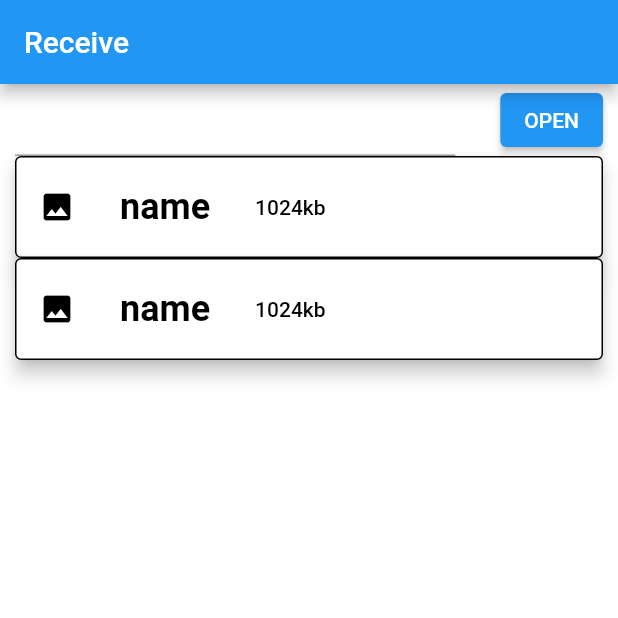
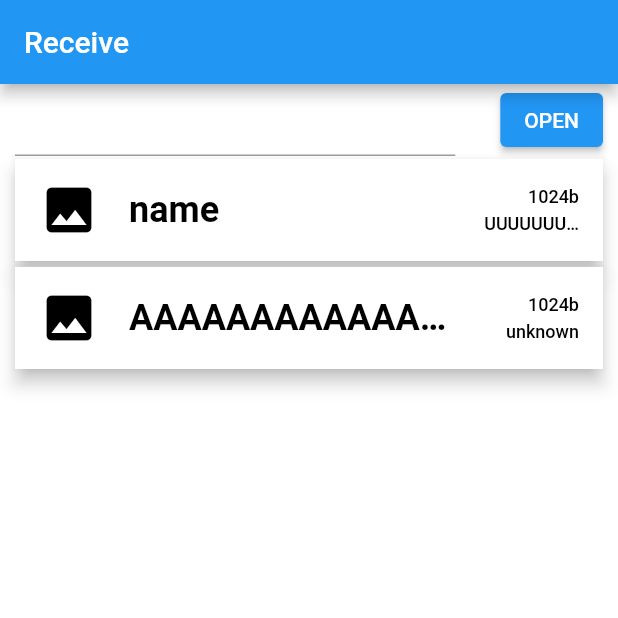
Before and after one commit to RikitoNoto/silkroad, a Flutter app: the screen it shows after launch, on a phone screen of 412 x 824 dp, the top half of it. Run offline on Flutter 3.47's test engine with Material 2 defaults, Android fonts, the phone set to English and light mode, and no system bars.

Commit message:
create list item class, and adjust text wrap

```diff
--- a/lib/receive/views/receive_list_item.dart
+++ b/lib/receive/views/receive_list_item.dart
@@ -1,60 +1,120 @@
 // 受信リストアイテム
 import 'package:flutter/material.dart';
 
+// 受信リストアイテムウィジェットクラス
 class ReceiveListItem extends StatelessWidget{
   const ReceiveListItem({
-    required this.icon_data,
+    required this.iconData,
     required this.name,
     required this.size,
+    required this.sender,
     super.key,
   });
 
-  final IconData icon_data;
-  final String name;
-  final String size;
+  final IconData iconData;    // アイコンデータ
+  final String name;          // ファイル名
+  final int size;             // ファイルサイズ
+  final String sender;        // 送信者名
+
+  static const double _iconSize = 40.0;                     // アイコンサイズ
+  static const double _sizeAndSenderWidth = 64.0;           // サイズ&送信者列 横幅
+  static const Color _itemBackgroundColor = Colors.white;   // アイテム背景色
+  static const Color _itemForegroundColor = Colors.black;   // アイテム内文字色
+
+  // テキストスタイル： ファイル名
+  static const TextStyle _fileNameTextStyle = TextStyle(
+    color: _itemForegroundColor,
+    fontSize: 24,
+    fontWeight: FontWeight.bold,
+  );
+
+  // テキストスタイル： 送信者
+  static const TextStyle _senderTextStyle = TextStyle(
+    color: _itemForegroundColor,
+    fontSize: 12,
+  );
+  // テキストスタイル： サイズ
+  static const TextStyle _sizeTextStyle = _senderTextStyle;
 
   @override
   Widget build(BuildContext context)
   {
-    return ElevatedButton(
+    return Padding(
+      padding: const EdgeInsets.symmetric(vertical: 2),
+      child: ElevatedButton(
         onPressed: ()=>{},
         style: ElevatedButton.styleFrom(
-          backgroundColor: Colors.white,
-          foregroundColor: Colors.black,
-          elevation: 5, //影の大きさ
-          side: BorderSide(
-            color: Colors.black,
+          backgroundColor: _itemBackgroundColor,
+          foregroundColor: _itemForegroundColor,
+          elevation: 5,
+          shape: const ContinuousRectangleBorder(),
+          // side: const BorderSide(
+          //   color: Colors.black,
+          // ),
+        ),
+        child: IntrinsicHeight(
+          child: Row(
+            mainAxisAlignment: MainAxisAlignment.spaceBetween,
+            children: [
+              Expanded(
+                child: Row(
+                  children: [
+                    // アイコン
+                    Icon(iconData,
+                      color: _itemForegroundColor,
+                      size: _iconSize,
+                    ),
+                    // ファイル名
+                    Flexible(
+                      child: Container(
+                        padding: const EdgeInsets.symmetric(horizontal: 20, vertical: 20),
+                        child: Text(
+                          name,
+                          maxLines: 1,
+                          overflow: TextOverflow.ellipsis,
+                          style: _fileNameTextStyle,
+                          textAlign: TextAlign.left,
                         ),
                       ),
-        child: Expanded(
-            child: IntrinsicHeight(
-              child: Row(
-                children: [
-                  FractionallySizedBox(
-                    heightFactor: 1.0,
-
-                    child: Icon(icon_data,
-//                      size: ,
+                    ),
+                  ],
                 ),
               ),
               SizedBox(
-                    width: 10,
-                  ),
-                  Padding(
-                    padding: const EdgeInsets.symmetric(horizontal: 20, vertical: 20),
-                    child: Text(
-                      name,
-                      style: const TextStyle(
-                        fontSize: 24,
-                        fontWeight: FontWeight.bold,
-                      ),
-                      textAlign: TextAlign.left,
+                width: _sizeAndSenderWidth,
+                child: Column(
+                  children: <Widget>[
+                    // ファイルサイズ
+                    Flexible(
+                      flex: 5,
+                      child: Container(
+                        padding: const EdgeInsets.only(bottom: 2),
+                        alignment: Alignment.bottomRight,
+                        child: Text(size.toString() + 'b',
+                          maxLines: 1,
+                          overflow: TextOverflow.ellipsis,
+                          textAlign: TextAlign.right,
+                          style: _sizeTextStyle,
                         ),
                       ),
-                  SizedBox(
-                    width: 10,
                     ),
-                  Text(size),
+                    // 送信者
+                    Flexible(
+                      flex: 5,
+                      child: Container(
+                        padding: const EdgeInsets.only(top: 2),
+                        alignment: Alignment.topRight,
+                        child: Text(sender,
+                          maxLines: 1,
+                          overflow: TextOverflow.ellipsis,
+                          textAlign: TextAlign.right,
+                          style: _senderTextStyle,
+                        ),
+                      ),
+                    ),
+                  ],
+                ),
+              ),
             ],
           ),
         )
--- a/lib/receive/views/receive_view.dart
+++ b/lib/receive/views/receive_view.dart
@@ -59,13 +59,12 @@ class _ReceivePageIdleState extends State<ReceivePage>{
             Flexible(
                 child: ListView(
                     children: <Widget>[
-                      const ReceiveListItem(icon_data: Icons.image, name: "name", size: "1024kb"),
-                      const ReceiveListItem(icon_data: Icons.image, name: "name", size: "1024kb"),
+                      const ReceiveListItem(iconData: Icons.image, name: "name", size: 1024, sender: "UUUUUUUUUUUUUUUUUUUUUUU",),
+                      const ReceiveListItem(iconData: Icons.image, name: "AAAAAAAAAAAAAAAAAAAAAAAAAAAAAA", size: 1024, sender: "unknown",),
 
                     ],
                   )
-            )
-
+            ),
           ]
         )
       )
```
Lines whose indentation alone changed are shown as unchanged.
